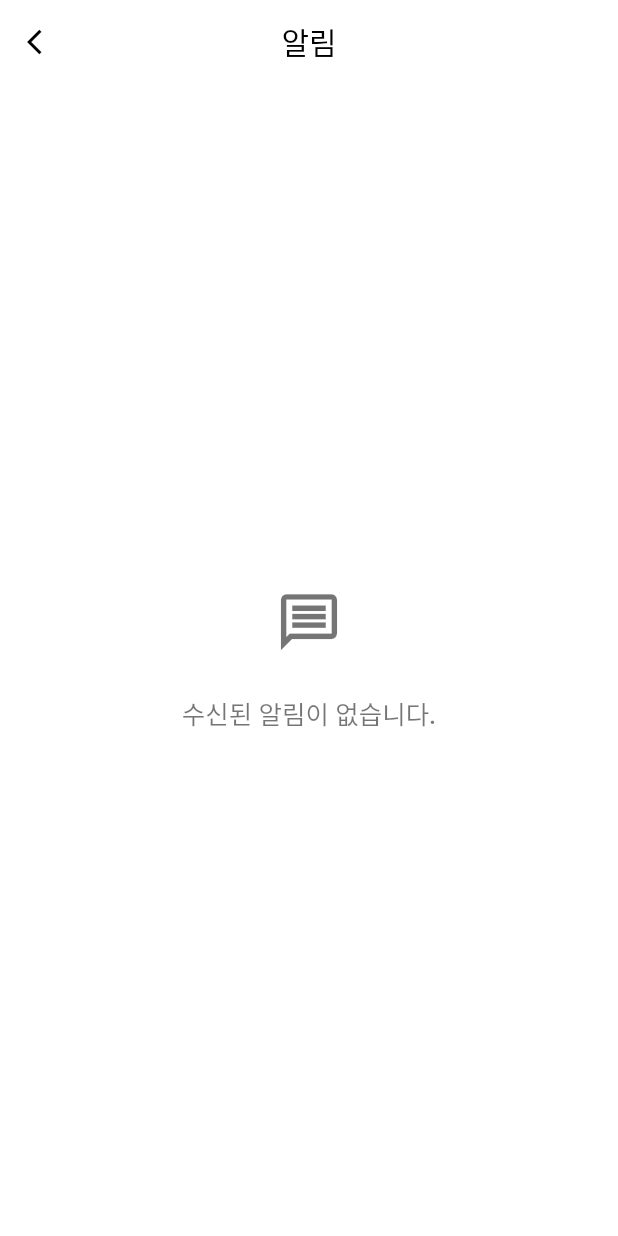
After one commit to Aily-AIRecycle/Aily_app, a Flutter app: the HomeScreen screen opened directly, after a tap on an icon or button, on a phone screen of 412 x 824 dp. The commit adds this screen. Run offline on Flutter 3.47's test engine with Material 2 defaults, Android fonts, the phone set to English and light mode, and no system bars; our stand-ins replace dio, flutter_keyboard_visibility, flutter_native_splash, flutter_secure_storage, flutter_svg, geolocator and 4 more; missing offline and left inert: gradients; accounts and stored records are empty; network calls fail; Roboto replaces fonts that are missing (Pretendard).

Commit message:
윤찬 : 세부적인 디테일 수정

```diff
--- a/Aily/lib/screens/dictionary_screen.dart
+++ b/Aily/lib/screens/dictionary_screen.dart
@@ -1,5 +1,4 @@
 import 'dart:async';
-import 'dart:convert';
 import 'package:Aily/screens/dictcontents_screen.dart';
 import 'package:flutter/material.dart';
 import 'package:flutter_svg/svg.dart';
--- a/Aily/lib/screens/home_screen.dart
+++ b/Aily/lib/screens/home_screen.dart
@@ -1,5 +1,6 @@
 import 'dart:convert';
 import 'dart:async';
+import 'package:Aily/screens/push_screen.dart';
 import 'package:Aily/utils/ShowDialog.dart';
 import 'package:flutter/material.dart';
 import 'package:flutter_svg/svg.dart';
@@ -99,6 +100,13 @@ class _HomeScreenState extends State<HomeScreen> {
     }
   }
 
+  void _pushScreen(){
+    Navigator.push(
+        context,
+        MaterialPageRoute(
+            builder: (context) => const pushScreen()));
+  }
+
   @override
   Widget build(BuildContext context) {
     final isAndroid = Theme.of(context).platform == TargetPlatform.android;
@@ -111,7 +119,7 @@ class _HomeScreenState extends State<HomeScreen> {
         : const EdgeInsets.only(right: 32); // 아이폰일 경우
     return Scaffold(
       backgroundColor: Colors.white,
-      appBar:  AppBar(
+      appBar: AppBar(
         backgroundColor: Colors.white,
         elevation: 0,
         centerTitle: false,
@@ -127,11 +135,15 @@ class _HomeScreenState extends State<HomeScreen> {
           ),
         ),
         actions: [
+          Stack(
+            children: [
               IconButton(
+                highlightColor: Colors.transparent,
+                splashColor: Colors.transparent,
                 padding: noticeMargin,
                 onPressed: () {
                   // 클릭 시 실행될 코드
-              showMsg(context, "테스트", "테스트");
+                  _pushScreen();
                 },
                 icon: SvgPicture.asset(
                   'assets/images/icons/notification_line_icon.svg',
@@ -139,6 +151,34 @@ class _HomeScreenState extends State<HomeScreen> {
                   height: 24,
                 ),
               ),
+              Positioned(
+                top: 18,
+                left: 12,
+                child: GestureDetector(
+                  onTap: (){
+                    _pushScreen();
+                  },
+                  child: Container(
+                    width: 20,
+                    height: 20,
+                    decoration: const BoxDecoration(
+                      color: Colors.red,
+                      shape: BoxShape.circle,
+                    ),
+                    child: const Center(
+                      child: Text(
+                        '0',
+                        style: TextStyle(
+                          color: Colors.white,
+                          fontSize: 10,
+                        ),
+                      ),
+                    ),
+                  ),
+                )
+              ),
+            ],
+          )
         ],
       ),
       body: HomeWidget(
--- a/Aily/lib/screens/login_screen.dart
+++ b/Aily/lib/screens/login_screen.dart
@@ -174,11 +174,9 @@ class _LoginScreenState extends State<LoginScreen> {
             showLoadingDialog(context);
             downloadImageFromServer(nickname);
           }
-        }else{
-          showMsg(context, "로그인", "아이디 또는 비밀번호가 올바르지 않습니다.");
         }
       } catch (e) {
-        //
+        showMsg(context, "로그인", "아이디 또는 비밀번호가 올바르지 않습니다.");
       }
     }
   }
--- /dev/null
+++ b/Aily/lib/screens/push_screen.dart
@@ -0,0 +1,55 @@
+import 'package:flutter/material.dart';
+
+class pushScreen extends StatefulWidget {
+  const pushScreen({Key? key}) : super(key: key);
+
+  @override
+  _pushScreenState createState() => _pushScreenState();
+}
+
+class _pushScreenState extends State<pushScreen> {
+  Color myColor = const Color(0xFFF8B195);
+
+  @override
+  Widget build(BuildContext context) {
+    return Scaffold(
+      backgroundColor: Colors.white,
+      appBar: AppBar(
+        backgroundColor: Colors.white,
+        centerTitle: true,
+        title: const Text('알림', style: TextStyle(color: Colors.black)),
+        iconTheme: const IconThemeData(color: Colors.black),
+        elevation: 0,
+        leading: IconButton(
+          icon: const Icon(Icons.arrow_back_ios, size: 20),
+          splashColor: Colors.transparent,
+          highlightColor: Colors.transparent,
+          onPressed: () {
+            Navigator.pop(context);
+          },
+        ),
+      ),
+      body: pushWidget(context),
+    );
+  }
+
+  Widget pushWidget(BuildContext context) {
+    return Center(
+      child: Column(
+        mainAxisAlignment: MainAxisAlignment.center,
+        children: [
+          const Icon(Icons.message_outlined, size: 45, color: Colors.black54),
+          SizedBox(height: MediaQuery.of(context).size.height * 0.03),
+          const Text(
+            '수신된 알림이 없습니다.',
+            style: TextStyle(
+                color: Colors.black54,
+                fontSize: 17,
+                fontWeight: FontWeight.w500
+            ),
+          ),
+        ],
+      )
+    );
+  }
+}
--- a/Aily/lib/screens/qr_Screen.dart
+++ b/Aily/lib/screens/qr_Screen.dart
@@ -31,7 +31,7 @@ class _QRScreenState extends State<QRScreen> {
     final screenWidth = MediaQuery.of(context).size.width;
     final qrSize = screenWidth * 0.6;
     final qrCode = QrImage(
-      data: "$phonenumber",
+      data: "0$phonenumber",
       version: QrVersions.auto,
       size: qrSize,
     );
@@ -72,7 +72,7 @@ class _QRScreenState extends State<QRScreen> {
             mainAxisSize: MainAxisSize.min,
             children: [
               Text(
-                '전화번호 : $phonenumber',
+                '전화번호 : 0$phonenumber',
                 textAlign: TextAlign.center,
                 style: const TextStyle(
                   fontSize: 18.0,
```
Also changed, not shown: Aily/lib/screens/garbage_screen.dart (+15 -11 lines), Aily/lib/screens/map_screen.dart (+10 -4 lines). Lines whose indentation alone changed are shown as unchanged.
